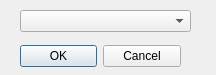
Old version of the form ui/dialog_pick_a_rule.ui in the repository Lanqiunian/AI-Customer-Support-Quality-Assurance.
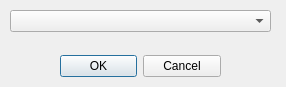
New version of the form.

Commit message: 1.修复了BUG：添加条件后，正则表达式检查不能自动刷新； 2.拉长了规则选择对话框。

Diff of the .ui file:
```diff
--- a/ui/dialog_pick_a_rule.ui
+++ b/ui/dialog_pick_a_rule.ui
@@ -6,8 +6,8 @@
    <rect>
     <x>0</x>
     <y>0</y>
-    <width>216</width>
-    <height>75</height>
+    <width>286</width>
+    <height>87</height>
    </rect>
   </property>
   <property name="windowTitle">
@@ -16,8 +16,8 @@
   <widget class="QDialogButtonBox" name="pick_a_rule_buttonBox">
    <property name="geometry">
     <rect>
-     <x>20</x>
-     <y>40</y>
+     <x>60</x>
+     <y>50</y>
      <width>161</width>
      <height>32</height>
     </rect>
@@ -32,12 +32,15 @@
   <widget class="QComboBox" name="pick_a_rule_comboBox">
    <property name="geometry">
     <rect>
-     <x>20</x>
+     <x>10</x>
      <y>10</y>
-     <width>171</width>
+     <width>261</width>
      <height>22</height>
     </rect>
    </property>
+   <property name="placeholderText">
+    <string>请选择一条规则</string>
+   </property>
   </widget>
  </widget>
  <resources/>
```
The commit also changes 3 other files.
